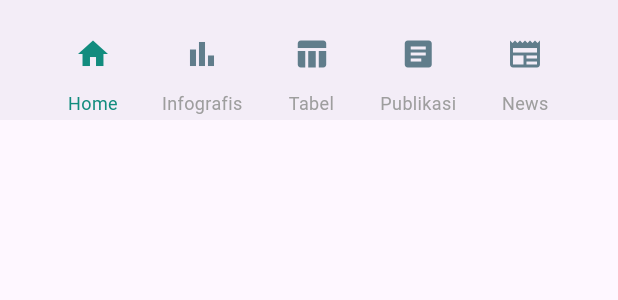
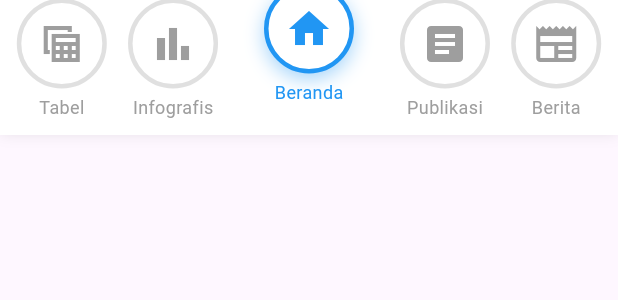
Before and after one commit to AmmaarSiraj/SITIGA, a Flutter app: the CustomBottomNavigationBar widget shown alone on an empty page, opened directly with empty values, on a phone screen of 412 x 824 dp. Shown: the top 300 px of the screen. Run offline on Flutter 3.47's test engine with Material 3 defaults, Android fonts, the phone set to English and light mode, and no system bars; our stand-ins replace carousel_slider, flutter_html, gallery_saver, google_fonts, html_unescape, permission_handler and 1 more; network calls fail; project files that could hold a hidden picture were left out.

Commit message:
bottom nav

```diff
--- a/lib/components/bottom_navigation_bar.dart
+++ b/lib/components/bottom_navigation_bar.dart
@@ -12,45 +12,93 @@ class CustomBottomNavigationBar extends StatelessWidget {
 
   @override
   Widget build(BuildContext context) {
-    return BottomAppBar(
-      shape: const CircularNotchedRectangle(),
-      notchMargin: 8.0,
-      child: Row(
-        mainAxisAlignment: MainAxisAlignment.spaceEvenly,
+    final screenWidth = MediaQuery.of(context).size.width;
+
+    return SizedBox(
+      height: 90,
+      child: Stack(
+        clipBehavior: Clip.none,
         children: [
-          _buildNavItem(Icons.home, "Home", 0),
-          _buildNavItem(Icons.bar_chart, "Infografis", 1),
-          _buildNavItem(Icons.table_chart, "Tabel", 2),
-          _buildNavItem(Icons.article, "Publikasi", 3),
-          _buildNavItem(Icons.newspaper, "News", 4),
+          // Background Bar
+          Positioned.fill(
+            bottom: 0,
+            child: Container(
+              height: 70,
+              decoration: BoxDecoration(
+                color: Colors.white,
+                boxShadow: [
+                  BoxShadow(
+                    color: Colors.black12,
+                    blurRadius: 8,
+                    offset: Offset(0, -2),
+                  ),
+                ],
+              ),
+            ),
+          ),
+
+          // Semua tombol dengan posisi manual
+          _buildNavItem(Icons.table_view_sharp, "Tabel", 2, screenWidth * 0.1),
+          _buildNavItem(Icons.bar_chart, "Infografis", 1, screenWidth * 0.28),
+          _buildNavItem(Icons.home, "Beranda", 0, screenWidth * 0.5, isCenter: true),
+          _buildNavItem(Icons.article, "Publikasi", 3, screenWidth * 0.72),
+          _buildNavItem(Icons.newspaper, "Berita", 4, screenWidth * 0.9),
         ],
       ),
     );
   }
 
-  Widget _buildNavItem(IconData icon, String label, int index) {
-    return Column(
-      mainAxisSize: MainAxisSize.min,
+  Widget _buildNavItem(IconData icon, String label, int index, double left,
+      {bool isCenter = false}) {
+    final bool isActive = currentIndex == index;
+
+    return AnimatedPositioned(
+      duration: Duration(milliseconds: 300),
+      bottom: isActive ? 20 : 10,
+      left: left - 30, // center align each 60px button
+      child: GestureDetector(
+        onTap: () => onTap(index),
+        child: SizedBox(
+          width: 60,
+          child: Column(
             children: [
-        IconButton(
-          icon: Icon(
+              Container(
+                width: 60,
+                height: 60,
+                decoration: BoxDecoration(
+                  color: Colors.white,
+                  shape: BoxShape.circle,
+                  border: Border.all(
+                    color: isActive ? Colors.blue : Colors.grey.shade300,
+                    width: 3,
+                  ),
+                  boxShadow: [
+                    if (isActive)
+                      BoxShadow(
+                        color: Colors.blue.withOpacity(0.4),
+                        blurRadius: 10,
+                        offset: Offset(0, 4),
+                      ),
+                  ],
+                ),
+                child: Icon(
                   icon,
-            color: currentIndex == index ? Color(0xFF128C7E) : Colors.blueGrey,
+                  size: 32,
+                  color: isActive ? Colors.blue : Colors.grey,
                 ),
-          onPressed: () {
-            if (currentIndex != index) {
-              onTap(index);
-            }
-          },
               ),
+              const SizedBox(height: 4),
               Text(
                 label,
                 style: TextStyle(
-            color: currentIndex == index ? Color(0xFF128C7E): Colors.grey,
                   fontSize: 12,
+                  color: isActive ? Colors.blue : Colors.grey,
                 ),
               ),
             ],
+          ),
+        ),
+      ),
     );
   }
 }
```
Also changed, not shown: lib/components/loading_progres.dart (+31 -86 lines). Lines whose indentation alone changed are shown as unchanged.
